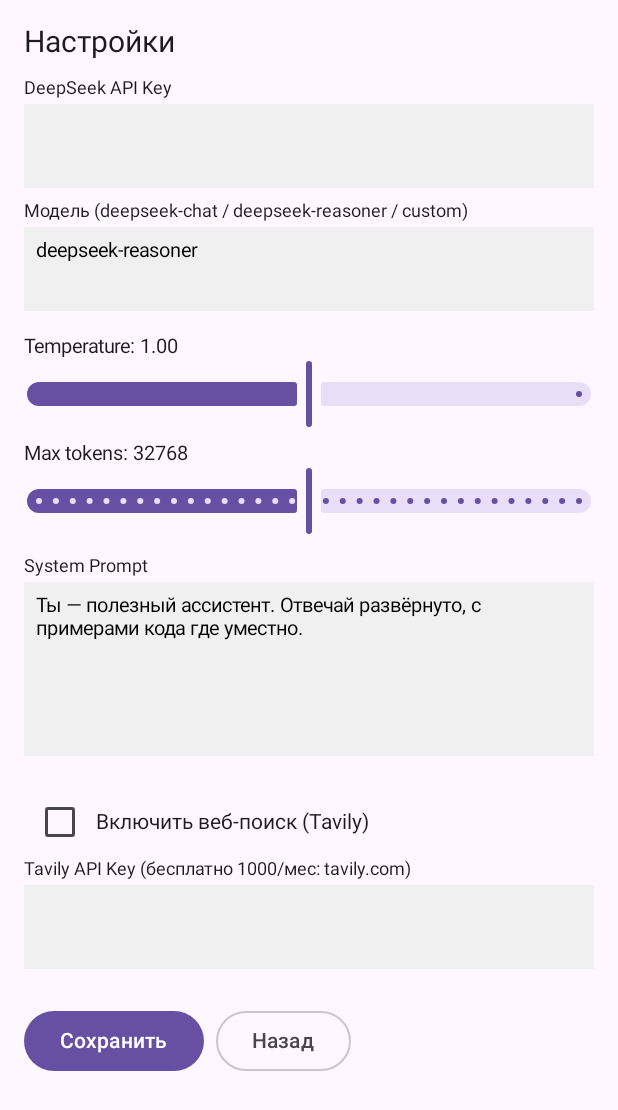
After one commit to Garickbox/DeepApk, an Android app built with Jetpack Compose: the composable SettingsScreen shown on its own in the app's theme, on a phone screen of 412 x 824 dp. The commit adds this screen. Shown: the top 1110 px of the screen. Run offline under Robolectric (Android 15) with nearby library versions, the phone set to English and light mode, and no system bars; pictures from the network do not load.

Commit message:
v2: правильные модели (deepseek-reasoner/chat) + reasoning_content парсинг + настройки (модель/temp/max_tokens) + Tavily web search + разрешения

```diff
--- a/app/src/main/AndroidManifest.xml
+++ b/app/src/main/AndroidManifest.xml
@@ -1,7 +1,11 @@
 <?xml version="1.0" encoding="utf-8"?>
 <manifest xmlns:android="http://schemas.android.com/apk/res/android">
     <uses-permission android:name="android.permission.INTERNET" />
-    <application android:label="DeepApk" android:theme="@style/Theme.DeepApk">
+    <uses-permission android:name="android.permission.ACCESS_NETWORK_STATE" />
+    <uses-permission android:name="android.permission.WRITE_EXTERNAL_STORAGE" android:maxSdkVersion="29" />
+    <uses-permission android:name="android.permission.READ_EXTERNAL_STORAGE" />
+    <uses-permission android:name="android.permission.POST_NOTIFICATIONS" />
+    <application android:label="DeepApk" android:theme="@style/Theme.DeepApk" android:usesCleartextTraffic="true">
         <activity android:name=".MainActivity" android:exported="true">
             <intent-filter>
                 <action android:name="android.intent.action.MAIN" />
--- /dev/null
+++ b/app/src/main/java/com/garickbox/deepapk/SettingsScreen.kt
@@ -0,0 +1,76 @@
+package com.garickbox.deepapk
+
+import androidx.compose.foundation.layout.*
+import androidx.compose.foundation.rememberScrollState
+import androidx.compose.foundation.text.BasicTextField
+import androidx.compose.foundation.verticalScroll
+import androidx.compose.material3.*
+import androidx.compose.runtime.*
+import androidx.compose.ui.Alignment
+import androidx.compose.ui.Modifier
+import androidx.compose.ui.platform.LocalContext
+import androidx.compose.ui.text.TextStyle
+import androidx.compose.ui.unit.dp
+import androidx.compose.ui.unit.sp
+import androidx.compose.foundation.background
+import androidx.compose.ui.graphics.Color
+
+@Composable
+fun SettingsScreen(onBack: () -> Unit) {
+    val ctx = LocalContext.current
+    var s by remember { mutableStateOf(SettingsStore.load(ctx)) }
+    var draft by remember { mutableStateOf(s) }
+    var msg by remember { mutableStateOf("") }
+
+    Column(Modifier.fillMaxSize().verticalScroll(rememberScrollState()).padding(16.dp)) {
+        Text("Настройки", fontSize = 20.sp)
+        Spacer(Modifier.height(12.dp))
+
+        Field("DeepSeek API Key", draft.apiKey) { draft = draft.copy(apiKey = it) }
+        Field("Модель (deepseek-chat / deepseek-reasoner / custom)", draft.model) { draft = draft.copy(model = it) }
+
+        Spacer(Modifier.height(8.dp))
+        Text("Temperature: ${"%.2f".format(draft.temperature)}", fontSize = 13.sp)
+        Slider(value = draft.temperature, onValueChange = { draft = draft.copy(temperature = it) }, valueRange = 0f..2f)
+
+        Spacer(Modifier.height(8.dp))
+        Text("Max tokens: ${draft.maxTokens}", fontSize = 13.sp)
+        Slider(
+            value = draft.maxTokens.toFloat(),
+            onValueChange = { draft = draft.copy(maxTokens = it.toInt()) },
+            valueRange = 1024f..65536f,
+            steps = 31
+        )
+
+        Spacer(Modifier.height(12.dp))
+        Field("System Prompt", draft.systemPrompt, multiline = true) { draft = draft.copy(systemPrompt = it) }
+
+        Spacer(Modifier.height(12.dp))
+        Row(verticalAlignment = Alignment.CenterVertically) {
+            Checkbox(checked = draft.webSearchEnabled, onCheckedChange = { draft = draft.copy(webSearchEnabled = it) })
+            Text("Включить веб-поиск (Tavily)")
+        }
+        Field("Tavily API Key (бесплатно 1000/мес: tavily.com)", draft.tavilyKey) { draft = draft.copy(tavilyKey = it) }
+
+        Spacer(Modifier.height(16.dp))
+        Row(horizontalArrangement = Arrangement.spacedBy(8.dp)) {
+            Button(onClick = { SettingsStore.save(ctx, draft); s = draft; msg = "Сохранено" }) { Text("Сохранить") }
+            OutlinedButton(onClick = onBack) { Text("Назад") }
+        }
+        if (msg.isNotBlank()) Text(msg, color = Color.Green, fontSize = 12.sp, modifier = Modifier.padding(top = 8.dp))
+    }
+}
+
+@Composable
+private fun Field(label: String, value: String, multiline: Boolean = false, onChange: (String) -> Unit) {
+    Text(label, fontSize = 12.sp)
+    Spacer(Modifier.height(4.dp))
+    BasicTextField(
+        value = value,
+        onValueChange = onChange,
+        modifier = Modifier.fillMaxWidth().background(Color(0xFFF0F0F0)).padding(8.dp)
+            .height(if (multiline) 100.dp else 40.dp),
+        textStyle = TextStyle(fontSize = 13.sp)
+    )
+    Spacer(Modifier.height(8.dp))
+}
--- /dev/null
+++ b/app/src/main/java/com/garickbox/deepapk/SettingsStore.kt
@@ -0,0 +1,40 @@
+package com.garickbox.deepapk
+
+import android.content.Context
+
+data class AppSettings(
+    val apiKey: String = "",
+    val model: String = "deepseek-reasoner",
+    val temperature: Float = 1.0f,
+    val maxTokens: Int = 32768,
+    val systemPrompt: String = "Ты — полезный ассистент. Отвечай развёрнуто, с примерами кода где уместно.",
+    val tavilyKey: String = "",
+    val webSearchEnabled: Boolean = false
+)
+
+object SettingsStore {
+    private const val PREF = "deepapk_settings"
+    fun load(ctx: Context): AppSettings {
+        val p = ctx.getSharedPreferences(PREF, Context.MODE_PRIVATE)
+        return AppSettings(
+            apiKey = p.getString("api_key", "") ?: "",
+            model = p.getString("model", "deepseek-reasoner") ?: "deepseek-reasoner",
+            temperature = p.getFloat("temperature", 1.0f),
+            maxTokens = p.getInt("max_tokens", 32768),
+            systemPrompt = p.getString("system_prompt", AppSettings().systemPrompt) ?: "",
+            tavilyKey = p.getString("tavily_key", "") ?: "",
+            webSearchEnabled = p.getBoolean("web_search_enabled", false)
+        )
+    }
+    fun save(ctx: Context, s: AppSettings) {
+        ctx.getSharedPreferences(PREF, Context.MODE_PRIVATE).edit()
+            .putString("api_key", s.apiKey)
+            .putString("model", s.model)
+            .putFloat("temperature", s.temperature)
+            .putInt("max_tokens", s.maxTokens)
+            .putString("system_prompt", s.systemPrompt)
+            .putString("tavily_key", s.tavilyKey)
+            .putBoolean("web_search_enabled", s.webSearchEnabled)
+            .apply()
+    }
+}
```
Also changed, not shown: app/src/main/java/com/garickbox/deepapk/ChatScreen.kt (+78 -25 lines), app/src/main/java/com/garickbox/deepapk/ChatStore.kt (+6 -3 lines), app/src/main/java/com/garickbox/deepapk/DeepSeekApi.kt (+50 -12 lines), app/src/main/java/com/garickbox/deepapk/MainActivity.kt (+6 -1 lines), app/src/main/java/com/garickbox/deepapk/WebSearch.kt (added, +38 -0 lines).
